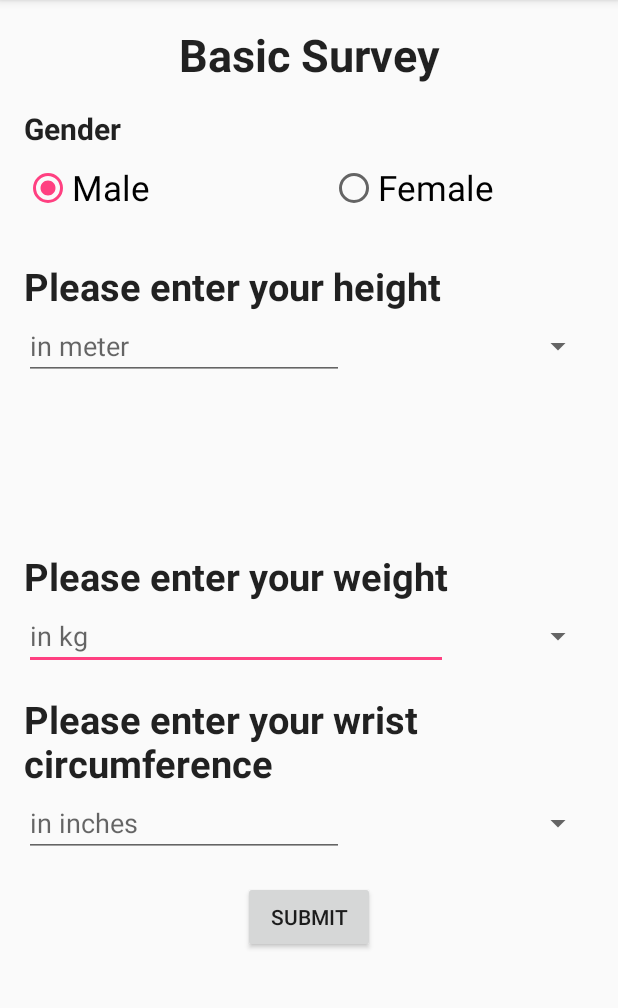
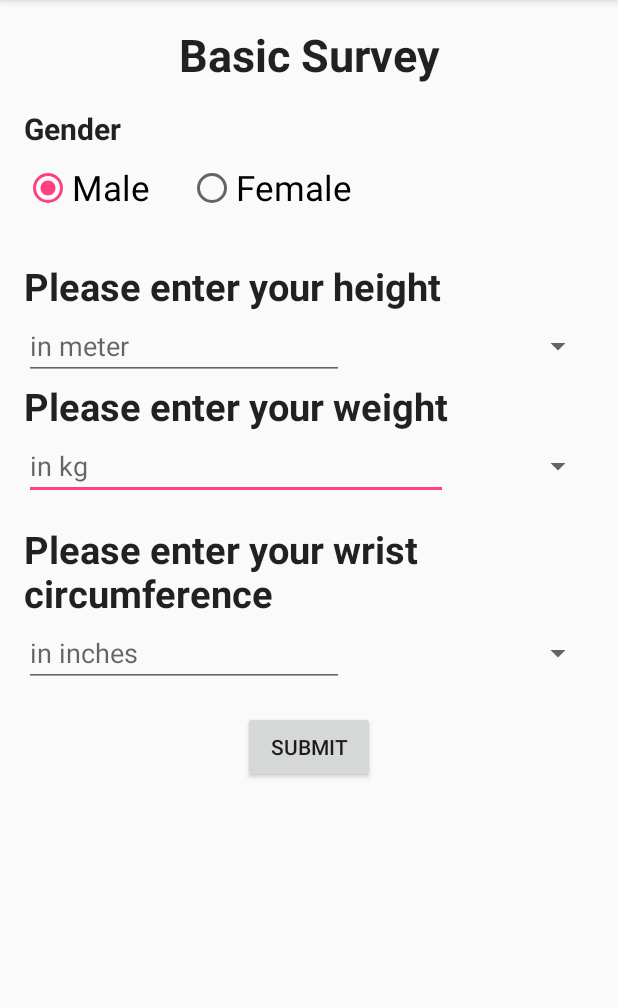
Before and after one commit to Nickydz/Diet-NLSS, an Android app: the BasicSurvey1 screen opened directly, with no data from a screen before it, on a phone screen of 412 x 824 dp, the part 84-1092 px from its top. Run offline under Robolectric (Android 15) with nearby library versions, the phone set to English and light mode, and no system bars; our stand-ins replace Volley; network calls fail; 2 statements that could not run were skipped.

```diff
--- a/Components/LoginRegister/app/src/main/java/com/example/nickydcruz/loginregister/BasicSurvey1.java
+++ b/Components/LoginRegister/app/src/main/java/com/example/nickydcruz/loginregister/BasicSurvey1.java
@@ -73,7 +73,7 @@ public class BasicSurvey1 extends AppCompatActivity {
                 int selectedId = radioSexGroup.getCheckedRadioButtonId();
                 radioSexButton = (RadioButton) findViewById(selectedId);
                 String gender;
-                if(radioSexButton.getText().equals("Male                    "))
+                if(radioSexButton.getText().equals("Male"))
                     gender = "M";
                 else
                     gender = "F";
--- a/Components/LoginRegister/app/src/main/java/com/example/nickydcruz/loginregister/LoginActivity.java
+++ b/Components/LoginRegister/app/src/main/java/com/example/nickydcruz/loginregister/LoginActivity.java
@@ -40,6 +40,7 @@ public class LoginActivity extends AppCompatActivity {
 
             }
         });
+
 
         btLogin.setOnClickListener(new View.OnClickListener() {
             @Override
--- a/Components/LoginRegister/app/src/main/res/layout/activity_basic_survey1.xml
+++ b/Components/LoginRegister/app/src/main/res/layout/activity_basic_survey1.xml
@@ -26,7 +26,7 @@
         android:text="Please enter your weight"
         android:textStyle="bold"
         android:textSize="38px"
-
+        android:layout_below="@+id/etHeight"
         android:textAppearance="@style/TextAppearance.AppCompat"
         android:layout_centerVertical="true"
         android:layout_alignParentStart="true" />
@@ -108,16 +108,18 @@
         <RadioButton
             android:layout_width="wrap_content"
             android:layout_height="wrap_content"
-            android:text="Male                    "
+            android:text="Male"
             android:textSize="35px"
             android:id="@+id/rbMale"
-            android:checked="true" />
+            android:checked="true"
+            android:paddingRight="25dp"/>
         <RadioButton
             android:layout_width="wrap_content"
             android:layout_height="wrap_content"
-            android:text="Female   "
+            android:text="Female"
             android:textSize="35px"
-            android:id="@+id/rbFemale" />
+            android:id="@+id/rbFemale"
+            />
 
     </RadioGroup>
 
--- a/Components/LoginRegister/app/src/main/res/layout/activity_register.xml
+++ b/Components/LoginRegister/app/src/main/res/layout/activity_register.xml
@@ -57,13 +57,12 @@
     <EditText
         android:layout_width="wrap_content"
         android:layout_height="wrap_content"
-        android:inputType="date"
-        android:ems="10"
         android:layout_below="@+id/etConfirmPassword"
         android:id="@+id/etDOB"
         android:layout_alignParentStart="true"
         android:layout_alignParentEnd="true"
-        android:hint="Date of Birth" />
+        android:hint="Date of Birth"
+        android:focusable="false"/>
 
     <Button
         android:text="Register"
```
Also changed, not shown: Components/LoginRegister/app/src/main/java/com/example/nickydcruz/loginregister/Register.java (+31 -0 lines).
